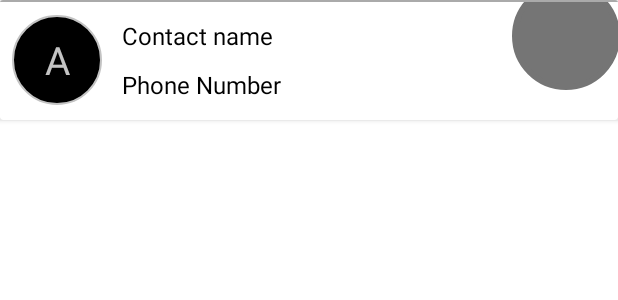
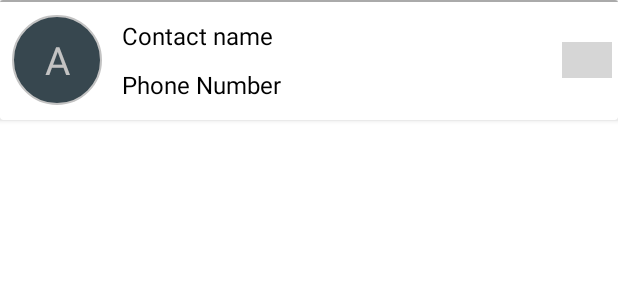
Before and after one commit to Waleed-cod/NGO, an Android app: the layout contact_box.xml on its own in the app's theme, with its tools: preview values and no code run, on a phone screen of 412 x 824 dp. Shown: the top 300 px of the screen. Run offline under Robolectric (Android 15) with nearby library versions, the light colour scheme and no system bars; grey boxes are pictures that could not be loaded.

Commit message:
finally done

```diff
--- a/app/src/main/res/drawable/checkbox.xml
+++ b/app/src/main/res/drawable/checkbox.xml
@@ -5,46 +5,27 @@
             <item>
                 <shape android:shape="oval">
                     <corners android:radius="1dp" />
-                    <stroke
-                        android:width="1dp"
-                        android:color="#777" />
-                    <gradient
-                        android:startColor="#990000"
-                        android:centerColor="#990000"
-                        android:endColor="#990000"
-                        android:angle="270" />
-                    <size
-                        android:width="24dp"
-                        android:height="24dp" />
+                    <gradient android:angle="270" android:centerColor="#990000" android:endColor="#990000" android:startColor="#990000" />
+                    <size android:width="24dp" android:height="24dp" />
+                    <stroke android:width="1dp" android:color="#777" />
                 </shape>
             </item>
 
-            <item
-                android:width="8dp"
-                android:height="2dp"
-                android:top="20dp"
-                android:left="6dp">
-                <rotate
-                    android:fromDegrees="45">
+            <item android:width="8dp" android:height="2dp" android:left="6dp" android:top="20dp">
+                <rotate android:fromDegrees="45">
                     <shape android:shape="rectangle">
-                        <solid android:color="#fff"/>
+                        <solid android:color="#fff" />
                     </shape>
                 </rotate>
             </item>
 
-            <item
-                android:width="19dp"
-                android:height="2dp"
-                android:top="16dp"
-                android:left="9dp">
-                <rotate
-                    android:fromDegrees="-45">
+            <item android:width="19dp" android:height="2dp" android:left="9dp" android:top="16dp">
+                <rotate android:fromDegrees="-45">
                     <shape android:shape="rectangle">
-                        <solid android:color="#fff"/>
+                        <solid android:color="#fff" />
                     </shape>
                 </rotate>
             </item>
         </layer-list>
     </item>
-
 </selector>
--- a/app/src/main/res/drawable/contact_img_shape.xml
+++ b/app/src/main/res/drawable/contact_img_shape.xml
@@ -2,7 +2,7 @@
 <shape xmlns:android="http://schemas.android.com/apk/res/android"
     android:shape="rectangle">
     <corners android:radius="30dp"/>
-    <solid android:color="@color/black"/>
+    <solid android:color="@color/primaryColor"/>
     <stroke android:color="#c3c3c3" android:width="1dp"/>
 
 </shape>
--- a/app/src/main/res/drawable/custom_checkbox.xml
+++ b/app/src/main/res/drawable/custom_checkbox.xml
@@ -1,10 +1,9 @@
-<?xml version="1.0" encoding="utf-8"?>
 <?xml version="1.0" encoding="utf-8"?>
 <selector xmlns:android="http://schemas.android.com/apk/res/android" >
     <item android:state_checked="true"
-        android:drawable="@drawable/checkbox" />
+        android:drawable="@drawable/ic_check" />
     <item android:state_pressed="true"
-        android:drawable="@drawable/checkbox" />
+        android:drawable="@drawable/ic_check" />
     <item android:state_pressed="false"
-        android:drawable="@drawable/unchecked" />
+        android:drawable="@drawable/ic_circle" />
 </selector>
--- a/app/src/main/res/drawable/ic_check.xml
+++ b/app/src/main/res/drawable/ic_check.xml
@@ -1,9 +1,12 @@
 <vector xmlns:android="http://schemas.android.com/apk/res/android"
     android:width="24dp"
     android:height="24dp"
-    android:viewportWidth="24.0"
-    android:viewportHeight="24.0">
+    android:viewportWidth="512"
+    android:viewportHeight="512">
   <path
-      android:fillColor="#FFFFFFFF"
-      android:pathData="M9,16.2L4.8,12l-1.4,1.4L9,19 21,7l-1.4,-1.4L9,16.2z"/>
+      android:pathData="m256,0c-141.164,0 -256,114.836 -256,256s114.836,256 256,256 256,-114.836 256,-256 -114.836,-256 -256,-256zM256,0"
+      android:fillColor="#2196f3"/>
+  <path
+      android:pathData="m385.75,201.75 l-138.668,138.664c-4.16,4.16 -9.621,6.254 -15.082,6.254s-10.922,-2.094 -15.082,-6.254l-69.332,-69.332c-8.344,-8.34 -8.344,-21.824 0,-30.164 8.34,-8.344 21.82,-8.344 30.164,0l54.25,54.25 123.586,-123.582c8.34,-8.344 21.82,-8.344 30.164,0 8.34,8.34 8.34,21.82 0,30.164zM385.75,201.75"
+      android:fillColor="#fafafa"/>
 </vector>
--- /dev/null
+++ b/app/src/main/res/drawable/ic_circle.xml
@@ -0,0 +1,12 @@
+<vector xmlns:android="http://schemas.android.com/apk/res/android"
+    android:width="24dp"
+    android:height="24dp"
+    android:viewportWidth="497"
+    android:viewportHeight="497">
+  <path
+      android:pathData="m248.5,0v497c137.243,0 248.5,-111.257 248.5,-248.5s-111.257,-248.5 -248.5,-248.5z"
+      android:fillColor="@color/grey_10"/>
+  <path
+      android:pathData="m467,248.5c0,-137.243 -97.826,-248.5 -218.5,-248.5 -137.243,0 -248.5,111.257 -248.5,248.5s111.257,248.5 248.5,248.5c120.674,0 218.5,-111.257 218.5,-248.5z"
+      android:fillColor="@color/grey_10"/>
+</vector>
--- a/app/src/main/res/layout/activity_main.xml
+++ b/app/src/main/res/layout/activity_main.xml
@@ -30,7 +30,7 @@
         android:background="@drawable/et_bg"
         android:hint="Enter Message...."
         android:maxHeight="300dp"
-        android:padding="7.5dp" />
+        android:padding="8dp" />
 
     <ImageButton
         android:id="@+id/sendBtn"
--- a/app/src/main/res/layout/contact_box.xml
+++ b/app/src/main/res/layout/contact_box.xml
@@ -30,9 +30,10 @@
         <LinearLayout
             android:layout_width="0dp"
             android:layout_height="wrap_content"
-            android:layout_weight="2.5"
+            android:layout_weight="2.7"
             android:layout_gravity="center"
             android:orientation="vertical">
+
             <TextView
                 android:id="@+id/contact_name_tv"
                 android:layout_width="match_parent"
@@ -55,12 +56,12 @@
             android:id="@+id/checkbox_iv"
             android:layout_width="0dp"
             android:layout_height="wrap_content"
-            android:layout_weight="0.5"
+            android:layout_weight="0.3"
             android:button="@drawable/custom_checkbox"
-            android:scaleX="3"
-            android:scaleY="3"
-            android:layout_marginEnd="6dp"
-            android:layout_marginRight="6dp"/>
+            android:layout_gravity="center"
+            android:layout_marginEnd="4dp"
+            android:layout_marginRight="4dp"
+            android:background="@color/transparent"/>
 
     </LinearLayout>
 
--- a/app/src/main/res/values-night/themes.xml
+++ b/app/src/main/res/values-night/themes.xml
@@ -6,7 +6,7 @@
         <item name="colorPrimaryVariant">@color/primaryDarkColor</item>
         <item name="colorOnPrimary">@color/black</item>
         <!-- Secondary brand color. -->
-        <item name="colorSecondary">@color/teal_200</item>
+        <item name="colorSecondary">@color/primaryDarkColor</item>
         <item name="colorSecondaryVariant">@color/teal_200</item>
         <item name="colorOnSecondary">@color/black</item>
         <!-- Status bar color. -->
--- a/app/src/main/res/values/colors.xml
+++ b/app/src/main/res/values/colors.xml
@@ -9,10 +9,6 @@
     <color name="white">#FFFFFFFF</color>
     <color name="LTGRAY">#CCCCCC</color>
 
-
-    <color name="colorPrimary">#F44336</color>
-    <color name="colorPrimaryDark">#F44336</color>
-    <color name="colorAccent">#D81B60</color>
 
     <color name="blue_grey_600">#546E7A</color>
     <color name="grey_3">#f7f7f7</color>
--- a/app/src/main/res/values/themes.xml
+++ b/app/src/main/res/values/themes.xml
@@ -6,9 +6,10 @@
         <item name="colorPrimaryVariant">@color/primaryDarkColor</item>
         <item name="colorOnPrimary">@color/white</item>
         <!-- Secondary brand color. -->
-        <item name="colorSecondary">@color/teal_200</item>
+        <item name="colorSecondary">@color/primaryDarkColor</item>
         <item name="colorSecondaryVariant">@color/teal_700</item>
         <item name="colorOnSecondary">@color/black</item>
+        <item name="checkboxStyle">@color/grey_20</item>
         <!-- Status bar color. -->
         <item name="android:statusBarColor" tools:targetApi="l">?attr/colorPrimaryVariant</item>
         <!-- Customize your theme here. -->
```
